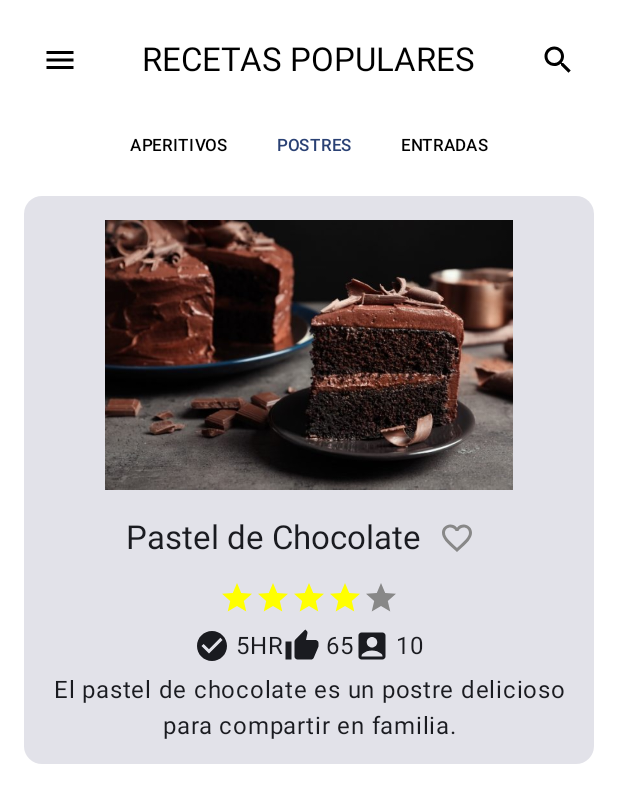
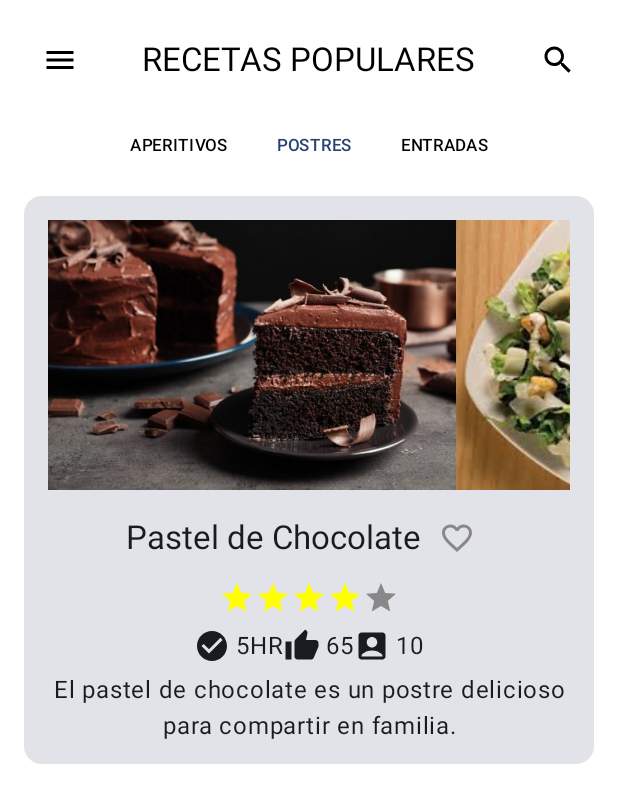
Before and after one commit to Tunchxz/Laboratorio-6-CC3087, an Android app built with Jetpack Compose: the @Preview function HomeScreenPreview, on a phone screen of 412 x 824 dp. Shown: the top 803 px of the screen. Run offline under Robolectric (Android 15) with nearby library versions, the phone set to English and light mode, and no system bars.

Commit message:
Creación de lazy row para HomeScreen

```diff
--- a/app/src/main/java/uvg/edu/laboratorio6/screens/HomeScreen.kt
+++ b/app/src/main/java/uvg/edu/laboratorio6/screens/HomeScreen.kt
@@ -9,6 +9,7 @@ import androidx.compose.foundation.layout.fillMaxSize
 import androidx.compose.foundation.layout.fillMaxWidth
 import androidx.compose.foundation.layout.height
 import androidx.compose.foundation.layout.padding
+import androidx.compose.foundation.layout.width
 import androidx.compose.foundation.lazy.LazyRow
 import androidx.compose.foundation.lazy.items
 import androidx.compose.material.icons.Icons
@@ -48,7 +49,8 @@ import androidx.compose.runtime.rememberCoroutineScope
 @Composable
 fun HomeScreen() {
     var selectedCategory by remember { mutableStateOf("POSTRES") }
-    var isFavorite by remember { mutableStateOf(false) } // Estado para controlar si está marcado como favorito
+    var isFavorite by remember { mutableStateOf(false) }
+    var selectedRecipeIndex by remember { mutableStateOf(0) } // Estado para la receta seleccionada
 
     // Lógica de menú lateral
     val drawerState = rememberDrawerState(DrawerValue.Closed)
@@ -101,20 +103,33 @@ fun HomeScreen() {
                 }
             }
 
-            // Tarjeta de receta
+            // Tarjeta de receta seleccionada con cambio al hacer scroll
             Card(
                 modifier = Modifier.fillMaxWidth(),
             ) {
                 Column(
                     modifier = Modifier.padding(16.dp)
                 ) {
-                    Image(
-                        painter = painterResource(R.drawable.pastel_de_chocolate),
-                        contentDescription = "Pastel de Chocolate",
+                    LazyRow( // LazyRow para cambiar la receta principal al hacer scroll
                         modifier = Modifier
                             .fillMaxWidth()
-                            .height(180.dp)
-                    )
+                            .height(180.dp),
+                        horizontalArrangement = Arrangement.Center
+                    ) {
+                        items(recipesList) { recipe ->
+                            Image(
+                                painter = painterResource(recipe.imageRes),
+                                contentDescription = recipe.title,
+                                modifier = Modifier
+                                    .fillMaxWidth()
+                                    .clickable {
+                                        selectedRecipeIndex = recipesList.indexOf(recipe)
+                                    }
+                            )
+                        }
+                    }
+
+                    val selectedRecipe = recipesList[selectedRecipeIndex]
 
                     Row(
                         modifier = Modifier
@@ -123,13 +138,13 @@ fun HomeScreen() {
                         horizontalArrangement = Arrangement.Center,
                         verticalAlignment = Alignment.CenterVertically
                     ) {
-                        Text(text = "Pastel de Chocolate", style = MaterialTheme.typography.titleLarge)
+                        Text(text = selectedRecipe.title, style = MaterialTheme.typography.titleLarge)
 
-                        IconButton(onClick = { isFavorite = !isFavorite }) { // Cambiar el estado al hacer clic
+                        IconButton(onClick = { isFavorite = !isFavorite }) {
                             Icon(
                                 imageVector = if (isFavorite) Icons.Default.Favorite else Icons.Default.FavoriteBorder,
                                 contentDescription = "Favorite",
-                                tint = if (isFavorite) Color.Red else Color.Gray // Cambiar el color según el estado
+                                tint = if (isFavorite) Color.Red else Color.Gray
                             )
                         }
                     }
@@ -157,20 +172,20 @@ fun HomeScreen() {
                     ) {
                         Row {
                             Icon(Icons.Default.CheckCircle, contentDescription = "Time")
-                            Text(text = "5HR", modifier = Modifier.padding(start = 4.dp))
+                            Text(text = selectedRecipe.time, modifier = Modifier.padding(start = 4.dp))
                         }
                         Row {
                             Icon(Icons.Default.ThumbUp, contentDescription = "Likes")
-                            Text(text = "65", modifier = Modifier.padding(start = 4.dp))
+                            Text(text = selectedRecipe.likes.toString(), modifier = Modifier.padding(start = 4.dp))
                         }
                         Row {
                             Icon(Icons.Default.AccountBox, contentDescription = "Comments")
-                            Text(text = "10", modifier = Modifier.padding(start = 4.dp))
+                            Text(text = selectedRecipe.comments.toString(), modifier = Modifier.padding(start = 4.dp))
                         }
                     }
 
                     Text(
-                        text = "El pastel de chocolate es un postre delicioso para compartir en familia.",
+                        text = selectedRecipe.description,
                         modifier = Modifier.padding(top = 8.dp),
                         style = MaterialTheme.typography.bodyLarge,
                         textAlign = TextAlign.Center
@@ -181,6 +196,26 @@ fun HomeScreen() {
     }
 }
 
+// Datos de ejemplo para las recetas
+data class Recipe(
+    val title: String,
+    val imageRes: Int,
+    val time: String,
+    val likes: Int,
+    val comments: Int,
+    val description: String
+)
+
+val recipesList = listOf(
+    Recipe("Pastel de Chocolate", R.drawable.pastel_de_chocolate, "5HR", 65, 10, "El pastel de chocolate es un postre delicioso para compartir en familia."),
+    Recipe("Ensalada César", R.drawable.ensalada_cesar, "30MIN", 50, 8, "Una ensalada fresca y ligera, perfecta como entrada."),
+    Recipe("Pizza Margarita", R.drawable.pizza_margarita, "1HR", 90, 15, "Una pizza clásica italiana con tomate, albahaca y queso mozzarella."),
+    Recipe("Sopa de Tomate", R.drawable.sopa_de_tomate, "45MIN", 40, 5, "Una sopa rica y reconfortante con sabor a tomate."),
+    Recipe("Tacos al Pastor", R.drawable.tacos_al_pastor, "2HR", 120, 20, "Tacos deliciosos con carne de cerdo marinada."),
+    Recipe("Brownies", R.drawable.brownies, "1HR", 70, 12, "Brownies esponjosos y llenos de chocolate.")
+)
+
+
 @Preview(showBackground = true)
 @Composable
 fun HomeScreenPreview() {
```
Also changed, not shown: app/src/main/res/drawable/brownies.jpeg (added), app/src/main/res/drawable/ensalada_cesar.jpeg (added), app/src/main/res/drawable/pizza_margarita.jpeg (added), app/src/main/res/drawable/sopa_de_tomate.jpeg (added), app/src/main/res/drawable/tacos_al_pastor.jpeg (added).
